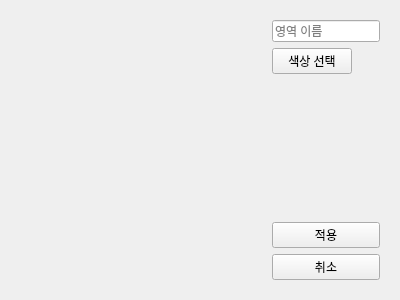
Old version of the form ui/areawidget.ui in the repository VEDA-EAGLES/smart_zone_client.
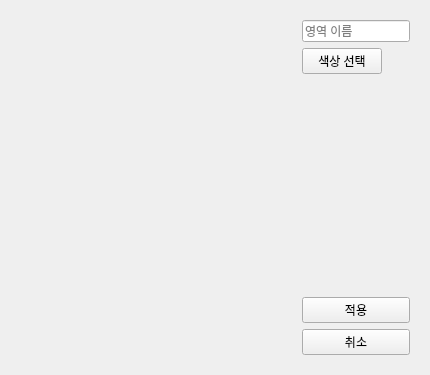
New version of the form.

The edit to the form file:
```diff
--- a/ui/areawidget.ui
+++ b/ui/areawidget.ui
@@ -6,8 +6,8 @@
    <rect>
     <x>0</x>
     <y>0</y>
-    <width>400</width>
-    <height>300</height>
+    <width>430</width>
+    <height>375</height>
    </rect>
   </property>
   <property name="windowTitle">
```
